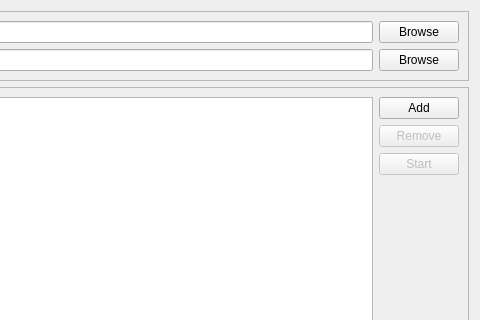
KDE/android-qt-creator, file src/plugins/qt4projectmanager/qt-android/androidsettingswidget.ui: the form before one commit; both pictures show x 225 to 705 and y 0 to 320 of the 705 by 421 pixel window.
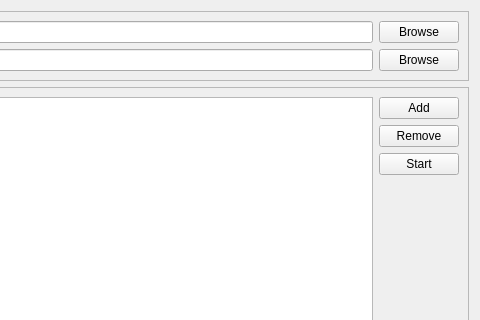
The form after the commit.

Patch:
```diff
--- a/src/plugins/qt4projectmanager/qt-android/androidsettingswidget.ui
+++ b/src/plugins/qt4projectmanager/qt-android/androidsettingswidget.ui
@@ -68,6 +68,9 @@
    </item>
    <item>
     <widget class="QFrame" name="devicesFrame">
+     <property name="enabled">
+      <bool>true</bool>
+     </property>
      <property name="frameShape">
       <enum>QFrame::StyledPanel</enum>
      </property>
@@ -88,20 +91,14 @@
          </widget>
         </item>
         <item>
-         <widget class="QPushButton" name="removeConfigButton">
-          <property name="enabled">
-           <bool>false</bool>
-          </property>
+         <widget class="QPushButton" name="removeAVDButton">
           <property name="text">
            <string>Remove</string>
           </property>
          </widget>
         </item>
         <item>
-         <widget class="QPushButton" name="startConfigButton">
-          <property name="enabled">
-           <bool>false</bool>
-          </property>
+         <widget class="QPushButton" name="startAVDButton">
           <property name="text">
            <string>Start</string>
           </property>
```
Left out of the diff: 55 changed lines with no effect on the pictures.
